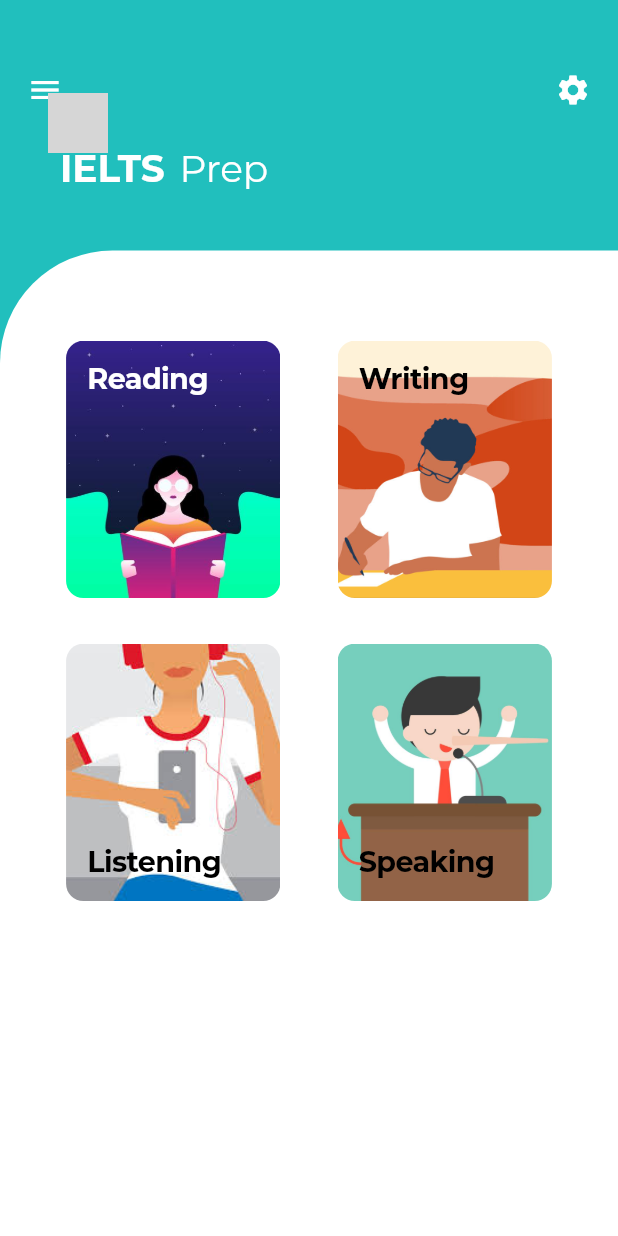
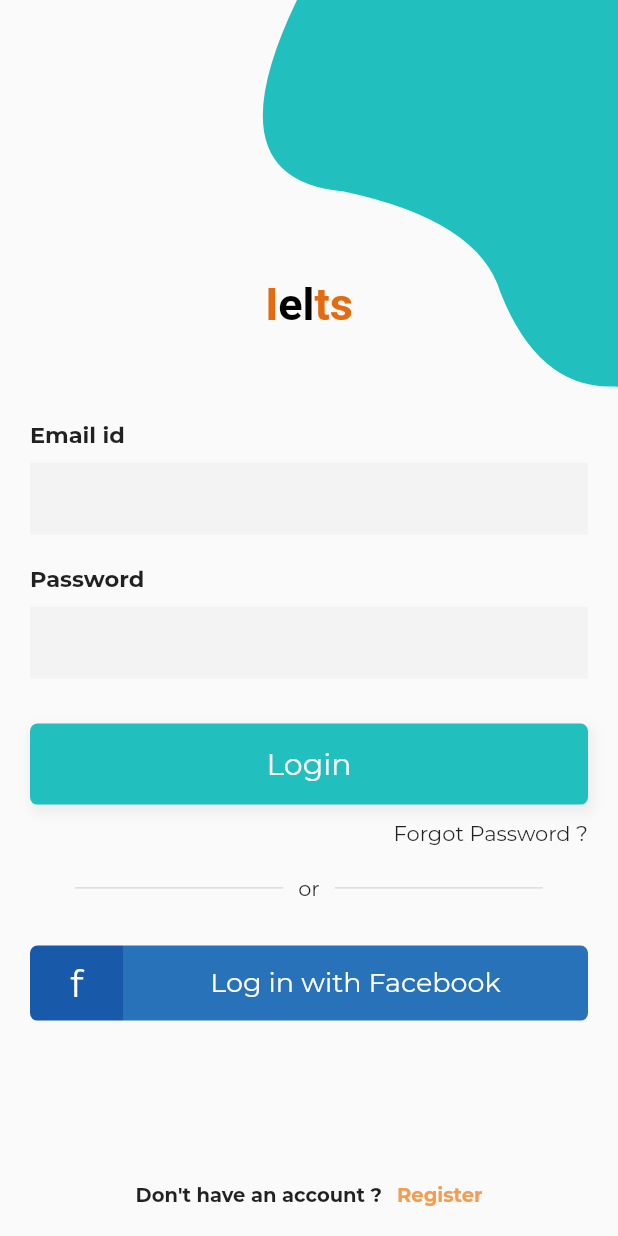
Before and after one commit to nikhilmufc7/Flutter_IeltsPrep, a Flutter app: the screen it shows after launch, on a phone screen of 412 x 824 dp. Run offline on Flutter 3.47's test engine with Material 2 defaults, Android fonts, the phone set to English and light mode, and no system bars; our stand-ins replace audioplayers, cached_network_image, cloud_firestore, firebase_messaging, flutter_tindercard, get_it and 1 more; accounts and stored records are empty; project files that could hold a hidden picture were left out; grey boxes are pictures that could not be loaded.

Commit message:
added login/register screen ui

```diff
--- a/lib/app_constants.dart
+++ b/lib/app_constants.dart
@@ -1,5 +1,6 @@
 class RoutePaths {
-  static const String root = '/home';
+  static const String root = '/login';
+  static const String home = '/home';
   static const String vocabulary = '/vocabulary';
   static const String writing = '/writing';
   static const String speaking = '/speaking';
--- a/lib/main.dart
+++ b/lib/main.dart
@@ -1,7 +1,9 @@
 import 'package:flutter/material.dart';
+
 import 'package:ielts/app_constants.dart';
 import 'package:ielts/locator.dart';
 import 'package:ielts/router.dart';
+
 import 'package:ielts/viewModels/listeningCrudModel.dart';
 import 'package:ielts/viewModels/readingCrudModel.dart';
 import 'package:ielts/viewModels/speakingCrudModel.dart';
--- a/lib/router.dart
+++ b/lib/router.dart
@@ -5,12 +5,15 @@ import 'package:ielts/screens/reading_screen.dart';
 import 'package:ielts/screens/speaking_screen.dart';
 import 'package:ielts/screens/vocabulary_screen.dart';
 import 'package:ielts/screens/writing_screen.dart';
+import 'package:ielts/screens/login_screen.dart';
 import 'app_constants.dart';
 
 class Router {
   static Route<dynamic> generateRoute(RouteSettings settings) {
     switch (settings.name) {
       case RoutePaths.root:
+        return MaterialPageRoute<Widget>(builder: (_) => LoginScreen());
+      case RoutePaths.home:
         return MaterialPageRoute<Widget>(builder: (_) => HomeScreen());
       case RoutePaths.vocabulary:
         return MaterialPageRoute<Widget>(builder: (_) => VocabularyScreen());
--- a/lib/screens/auth_screen.dart
+++ /dev/null
@@ -1,48 +0,0 @@
-import 'package:flutter/material.dart';
-
-class AuthScreen extends StatefulWidget {
-  AuthScreen({Key key}) : super(key: key);
-
-  @override
-  _AuthScreenState createState() => _AuthScreenState();
-}
-
-class _AuthScreenState extends State<AuthScreen> with TickerProviderStateMixin{
-
-  AnimationController({
-  double value,
-  duration,
-debugLabel,
-  lowerBound: 0.0,
- upperBound: 1.0,
-  @required TickerProvider vsync,
-})
-
-  @override
-  Widget build(BuildContext context) {
-    return Scaffold(
-      body: Column(
-        children: <Widget>[
-          Container(
-            width: 320.0,
-            height: 60.0,
-            alignment: FractionalOffset.center,
-            decoration: BoxDecoration(
-              color: const Color.fromRGBO(247, 64, 106, 1.0),
-              borderRadius: BorderRadius.all(const Radius.circular(30.0)),
-            ),
-            child: Text(
-              "Sign In",
-              style: TextStyle(
-                color: Colors.white,
-                fontSize: 20.0,
-                fontWeight: FontWeight.w300,
-                letterSpacing: 0.3,
-              ),
-            ),
-          ),
-        ],
-      ),
-    );
-  }
-}
--- /dev/null
+++ b/lib/screens/login_screen.dart
@@ -0,0 +1,326 @@
+import 'package:flutter/material.dart';
+
+import 'package:google_fonts/google_fonts.dart';
+
+import 'package:ielts/widgets/bezierContainer.dart';
+
+enum AuthMode { Signup, Login }
+
+class LoginScreen extends StatefulWidget {
+  LoginScreen({Key key, this.title}) : super(key: key);
+
+  final String title;
+
+  @override
+  _LoginScreenState createState() => _LoginScreenState();
+}
+
+class _LoginScreenState extends State<LoginScreen>
+    with SingleTickerProviderStateMixin {
+  final GlobalKey<FormState> _formKey = GlobalKey();
+  AuthMode _authMode = AuthMode.Login;
+  Map<String, String> _authData = {
+    'email': '',
+    'password': '',
+  };
+
+  AnimationController _controller;
+  Animation<Offset> _slideAnimation;
+  Animation<double> _opacityAnimation;
+
+  @override
+  void initState() {
+    // TODO: implement initState
+    super.initState();
+    _controller = AnimationController(
+        vsync: this,
+        duration: Duration(
+          milliseconds: 300,
+        ));
+
+    _slideAnimation = Tween<Offset>(
+      begin: Offset(0, -1.5),
+      end: Offset(0, 0),
+    ).animate(CurvedAnimation(parent: _controller, curve: Curves.linear));
+//    _animationHeight.addListener(()=>
+//    setState((){}));
+    _opacityAnimation = Tween(begin: 0.0, end: 1.0)
+        .animate(CurvedAnimation(parent: _controller, curve: Curves.easeIn));
+  }
+
+  @override
+  void dispose() {
+    // TODO: implement dispose
+    super.dispose();
+    _controller.dispose();
+  }
+
+  void _switchAuthMode() {
+    if (_authMode == AuthMode.Login) {
+      setState(() {
+        _authMode = AuthMode.Signup;
+      });
+      _controller.forward();
+    } else {
+      setState(() {
+        _authMode = AuthMode.Login;
+      });
+      _controller.reverse();
+    }
+  }
+
+  Widget _entryField(String title, {bool isPassword = false}) {
+    return AnimatedContainer(
+      duration: Duration(
+        milliseconds: 300,
+      ),
+      curve: Curves.easeIn,
+      margin: EdgeInsets.symmetric(vertical: 10),
+      child: Column(
+        crossAxisAlignment: CrossAxisAlignment.start,
+        children: <Widget>[
+          Text(
+            title,
+            style: TextStyle(fontWeight: FontWeight.bold, fontSize: 15),
+          ),
+          SizedBox(
+            height: 10,
+          ),
+          TextField(
+              obscureText: isPassword,
+              decoration: InputDecoration(
+                  border: InputBorder.none,
+                  fillColor: Color(0xfff3f3f4),
+                  filled: true))
+        ],
+      ),
+    );
+  }
+
+  Widget _submitButton() {
+    return Container(
+      width: MediaQuery.of(context).size.width,
+      padding: EdgeInsets.symmetric(vertical: 15),
+      alignment: Alignment.center,
+      decoration: BoxDecoration(
+          borderRadius: BorderRadius.all(Radius.circular(5)),
+          boxShadow: <BoxShadow>[
+            BoxShadow(
+                color: Colors.grey.shade200,
+                offset: Offset(2, 4),
+                blurRadius: 5,
+                spreadRadius: 2)
+          ],
+          color: Color(0xFF21BFBD)),
+      child: Text(
+        '${_authMode == AuthMode.Login ? 'Login' : 'Register'}',
+        style: TextStyle(fontSize: 20, color: Colors.white),
+      ),
+    );
+  }
+
+  Widget _divider() {
+    return Container(
+      margin: EdgeInsets.symmetric(vertical: 10),
+      child: Row(
+        children: <Widget>[
+          SizedBox(
+            width: 20,
+          ),
+          Expanded(
+            child: Padding(
+              padding: EdgeInsets.symmetric(horizontal: 10),
+              child: Divider(
+                thickness: 1,
+              ),
+            ),
+          ),
+          Text('or'),
+          Expanded(
+            child: Padding(
+              padding: EdgeInsets.symmetric(horizontal: 10),
+              child: Divider(
+                thickness: 1,
+              ),
+            ),
+          ),
+          SizedBox(
+            width: 20,
+          ),
+        ],
+      ),
+    );
+  }
+
+  Widget _facebookButton() {
+    return Container(
+      height: 50,
+      margin: EdgeInsets.symmetric(vertical: 20),
+      decoration: BoxDecoration(
+        borderRadius: BorderRadius.all(Radius.circular(10)),
+      ),
+      child: Row(
+        children: <Widget>[
+          Expanded(
+            flex: 1,
+            child: Container(
+              decoration: BoxDecoration(
+                color: Color(0xff1959a9),
+                borderRadius: BorderRadius.only(
+                    bottomLeft: Radius.circular(5),
+                    topLeft: Radius.circular(5)),
+              ),
+              alignment: Alignment.center,
+              child: Text('f',
+                  style: TextStyle(
+                      color: Colors.white,
+                      fontSize: 25,
+                      fontWeight: FontWeight.w400)),
+            ),
+          ),
+          Expanded(
+            flex: 5,
+            child: Container(
+              decoration: BoxDecoration(
+                color: Color(0xff2872ba),
+                borderRadius: BorderRadius.only(
+                    bottomRight: Radius.circular(5),
+                    topRight: Radius.circular(5)),
+              ),
+              alignment: Alignment.center,
+              child: Text('Log in with Facebook',
+                  style: TextStyle(
+                      color: Colors.white,
+                      fontSize: 18,
+                      fontWeight: FontWeight.w400)),
+            ),
+          ),
+        ],
+      ),
+    );
+  }
+
+  Widget _createAccountLabel() {
+    return Container(
+      margin: EdgeInsets.symmetric(vertical: 20),
+      alignment: Alignment.bottomCenter,
+      child: Row(
+        mainAxisAlignment: MainAxisAlignment.center,
+        children: <Widget>[
+          Text(
+            '${_authMode == AuthMode.Login ? 'Don\'t have an account ?' : 'Already have a account ?'}',
+            style: TextStyle(fontSize: 13, fontWeight: FontWeight.w600),
+          ),
+          SizedBox(
+            width: 10,
+          ),
+          InkWell(
+            onTap: () {
+              _switchAuthMode();
+            },
+            child: Text(
+              '${_authMode == AuthMode.Login ? 'Register' : 'Login'}',
+              style: TextStyle(
+                  color: Color(0xfff79c4f),
+                  fontSize: 13,
+                  fontWeight: FontWeight.w600),
+            ),
+          )
+        ],
+      ),
+    );
+  }
+
+  Widget _title() {
+    return RichText(
+      textAlign: TextAlign.center,
+      text: TextSpan(
+          text: 'I',
+          style: GoogleFonts.portLligatSans(
+            textStyle: Theme.of(context).textTheme.display1,
+            fontSize: 30,
+            fontWeight: FontWeight.w700,
+            color: Color(0xffe46b10),
+          ),
+          children: [
+            TextSpan(
+              text: 'el',
+              style: TextStyle(color: Colors.black, fontSize: 30),
+            ),
+            TextSpan(
+              text: 'ts',
+              style: TextStyle(color: Color(0xffe46b10), fontSize: 30),
+            ),
+          ]),
+    );
+  }
+
+  Widget _emailPasswordWidget() {
+    return Column(
+      children: <Widget>[
+        _entryField("Email id"),
+        _entryField("Password", isPassword: true),
+        if (_authMode == AuthMode.Signup)
+          _entryField(
+            "First Name",
+          )
+      ],
+    );
+  }
+
+  @override
+  Widget build(BuildContext context) {
+    return Scaffold(
+        body: SingleChildScrollView(
+            child: Container(
+      height: MediaQuery.of(context).size.height,
+      child: Stack(
+        children: <Widget>[
+          Container(
+            padding: EdgeInsets.symmetric(horizontal: 20),
+            child: Column(
+              crossAxisAlignment: CrossAxisAlignment.center,
+              mainAxisAlignment: MainAxisAlignment.center,
+              children: <Widget>[
+                Expanded(
+                  flex: 3,
+                  child: SizedBox(),
+                ),
+                _title(),
+                SizedBox(
+                  height: 50,
+                ),
+                _emailPasswordWidget(),
+                SizedBox(
+                  height: 20,
+                ),
+                _submitButton(),
+                Container(
+                  padding: EdgeInsets.symmetric(vertical: 10),
+                  alignment: Alignment.centerRight,
+                  child: Text('Forgot Password ?',
+                      style:
+                          TextStyle(fontSize: 14, fontWeight: FontWeight.w500)),
+                ),
+                _divider(),
+                _facebookButton(),
+                Expanded(
+                  flex: 2,
+                  child: SizedBox(),
+                ),
+              ],
+            ),
+          ),
+          Align(
+            alignment: Alignment.bottomCenter,
+            child: _createAccountLabel(),
+          ),
+          Positioned(
+              top: -MediaQuery.of(context).size.height * .15,
+              right: -MediaQuery.of(context).size.width * .4,
+              child: BezierContainer())
+        ],
+      ),
+    )));
+  }
+}
--- a/pubspec.yaml
+++ b/pubspec.yaml
@@ -14,7 +14,7 @@ description: A new Flutter project.
 version: 1.0.0+1
 
 environment:
-  sdk: '>=2.1.0 <3.0.0'
+  sdk: '>=2.5.0 <3.0.0'
 
 dependencies:
   flutter:
@@ -33,6 +33,7 @@ dependencies:
   cached_network_image: ^2.0.0
   audioplayers:
   firebase_messaging: ^6.0.13
+  google_fonts:
 
 dev_dependencies:
   flutter_test:
```
Also changed, not shown: pubspec.lock.
